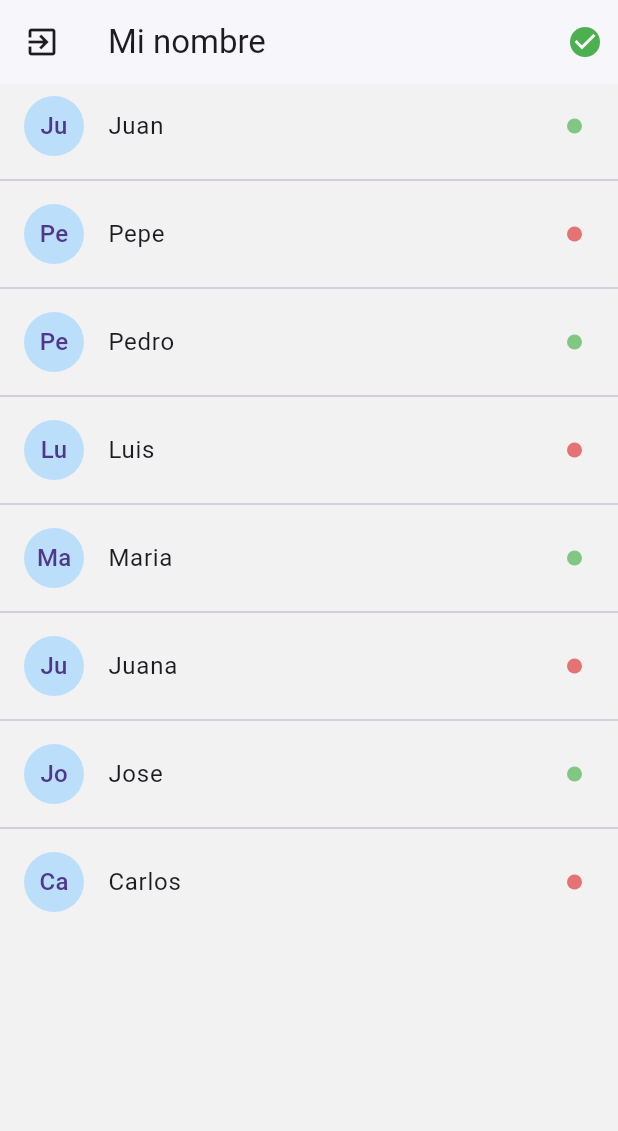
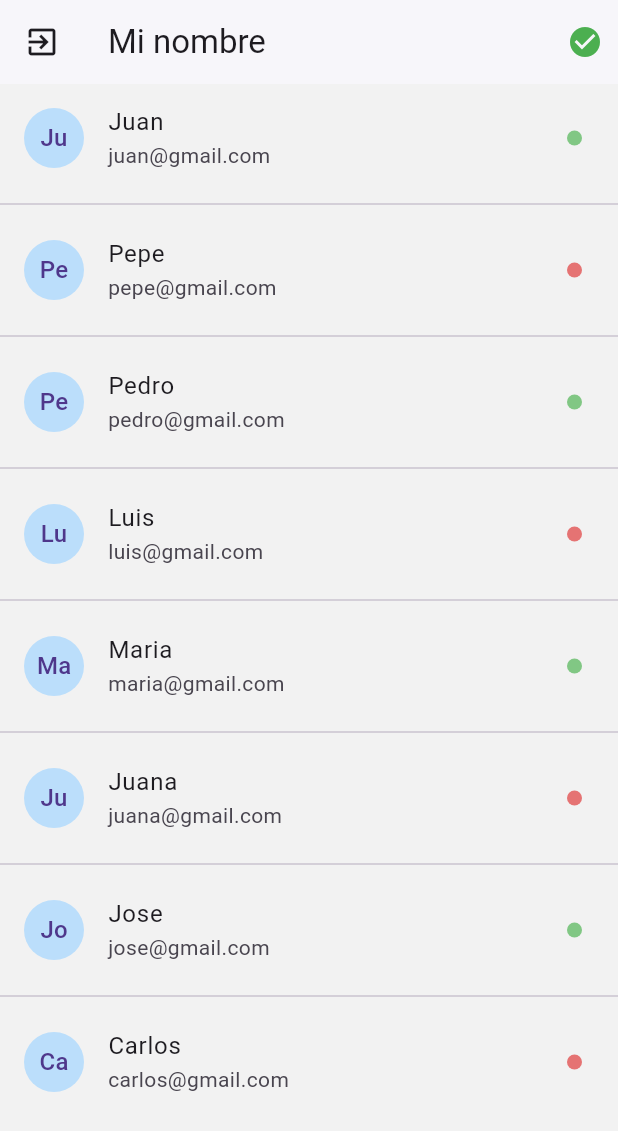
Before and after one commit to davalerova/chat_flutter, a Flutter app: the screen it shows after launch, on a phone screen of 412 x 824 dp. Shown: the top 1131 px of the screen. Run offline on Flutter 3.47's test engine with Material 3 defaults, Android fonts, the phone set to English and light mode, and no system bars; drawn by our look-alikes of pull_to_refresh.

```diff
--- a/lib/pages/usuarios_page.dart
+++ b/lib/pages/usuarios_page.dart
@@ -1,5 +1,6 @@
+import 'package:flutter/material.dart';
+import 'package:pull_to_refresh/pull_to_refresh.dart';
 import 'package:chat/models/usuario.dart';
-import 'package:flutter/material.dart';
 
 class UsuariosPage extends StatefulWidget {
   const UsuariosPage({super.key});
@@ -9,6 +10,9 @@ class UsuariosPage extends StatefulWidget {
 }
 
 class _UsuariosPageState extends State<UsuariosPage> {
+  final RefreshController _refreshController =
+      RefreshController(initialRefresh: false);
+
   final usuarios = [
     Usuario(
         isOnline: true, nombre: 'Juan', email: 'juan@gmail.com', uuid: '1234'),
@@ -60,26 +64,46 @@ class _UsuariosPageState extends State<UsuariosPage> {
           ),
         ],
       ),
-      body: ListView.separated(
+      body: SmartRefresher(
+        controller: _refreshController,
+        enablePullDown: true,
+        header: WaterDropMaterialHeader(),
+        onRefresh: _cargarUsuarios,
+        child: _listViewUsuarios(),
+      ),
+    );
+  }
+
+  ListView _listViewUsuarios() {
+    return ListView.separated(
         physics: const BouncingScrollPhysics(),
-          itemBuilder: (_, i) => ListTile(
-              title: Text(usuarios[i].nombre),
+        itemBuilder: (_, i) => _usuarioListTile(usuarios[i]),
+        separatorBuilder: (_, i) => Divider(),
+        itemCount: usuarios.length);
+  }
+
+  ListTile _usuarioListTile(Usuario usuario) {
+    return ListTile(
+        title: Text(usuario.nombre),
+        subtitle: Text(usuario.email),
         leading: CircleAvatar(
           backgroundColor: Colors.blue[100],
-                child: Text(usuarios[i].nombre.substring(0, 2)),
+          child: Text(usuario.nombre.substring(0, 2)),
         ),
         trailing: Container(
           width: 10,
           height: 10,
           decoration: BoxDecoration(
-                    color: usuarios[i].isOnline
-                        ? Colors.green[300]
-                        : Colors.red[300],
+              color: usuario.isOnline ? Colors.green[300] : Colors.red[300],
               borderRadius: BorderRadius.circular(100)),
         ),
-              onTap: () {}),
-          separatorBuilder: (_, i) => Divider(),
-          itemCount: usuarios.length),
-    );
+        onTap: () {});
+  }
+
+  _cargarUsuarios() async {
+    // monitor network fetch
+    await Future.delayed(Duration(milliseconds: 1000));
+    // if failed,use refreshFailed()
+    _refreshController.refreshCompleted();
   }
 }
--- a/pubspec.yaml
+++ b/pubspec.yaml
@@ -34,6 +34,8 @@ dependencies:
   # The following adds the Cupertino Icons font to your application.
   # Use with the CupertinoIcons class for iOS style icons.
   cupertino_icons: ^1.0.8
+  pull_to_refresh: ^2.0.0
+
 
 dev_dependencies:
   flutter_test:
```
Also changed, not shown: pubspec.lock. Lines whose indentation alone changed are shown as unchanged.
